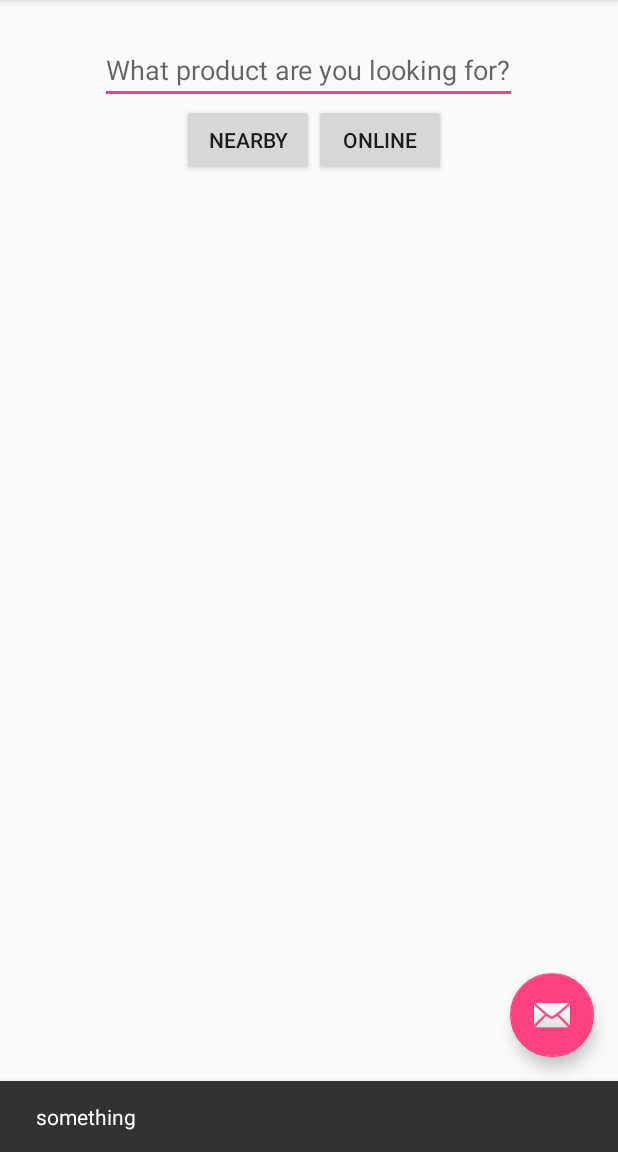
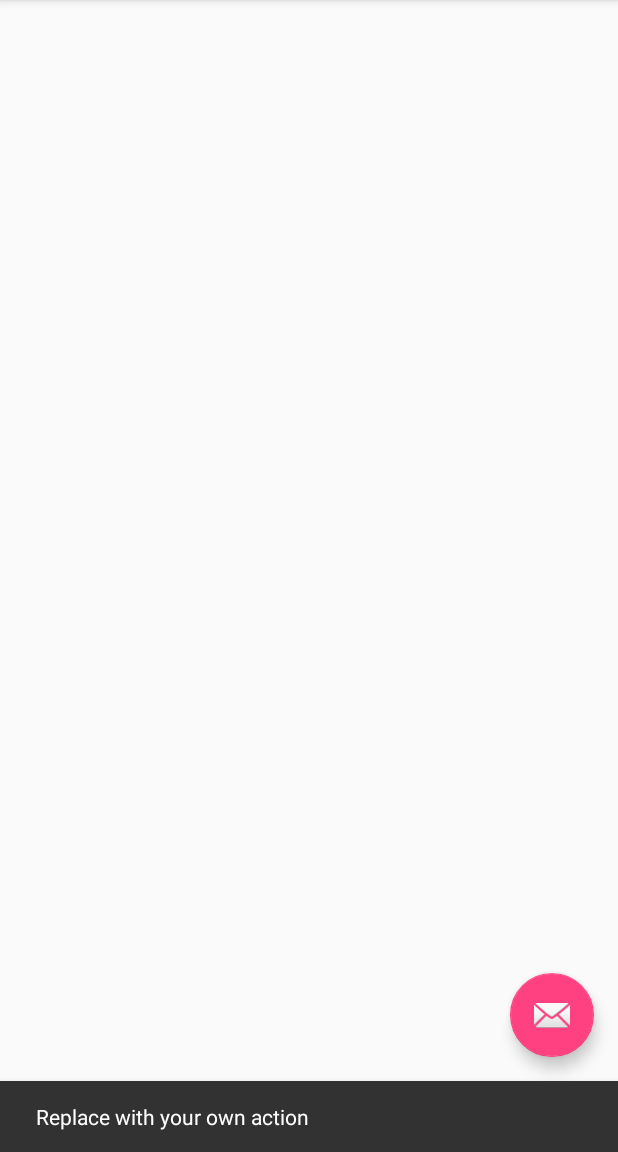
Before and after one commit to saaamxzy/Android_smartshop, an Android app: the screen it shows after launch (MainActivity), after a tap on an icon or button, on a phone screen of 412 x 824 dp, the part 84-1236 px from its top. Run offline under Robolectric (Android 15) with nearby library versions, the phone set to English and light mode, and no system bars.

Commit message:
Drawer working now

```diff
--- a/app/src/main/java/com/group3/smartshop/MainActivity.java
+++ b/app/src/main/java/com/group3/smartshop/MainActivity.java
@@ -1,36 +1,35 @@
 package com.group3.smartshop;
 
+import android.app.Fragment;
+import android.app.FragmentManager;
 import android.content.Intent;
-import android.content.pm.PackageManager;
+import android.net.Uri;
+import android.os.Bundle;
 import android.support.design.widget.FloatingActionButton;
 import android.support.design.widget.NavigationView;
 import android.support.design.widget.Snackbar;
-import android.support.v4.app.ActivityCompat;
-import android.support.v4.content.ContextCompat;
 import android.support.v4.view.GravityCompat;
 import android.support.v4.widget.DrawerLayout;
 import android.support.v7.app.ActionBarDrawerToggle;
 import android.support.v7.app.AppCompatActivity;
-import android.os.Bundle;
 import android.support.v7.widget.Toolbar;
-import android.view.View;
-import android.view.ViewGroup;
-import android.widget.EditText;
-import android.widget.TextView;
 import android.view.Menu;
 import android.view.MenuItem;
-
-import static com.group3.smartshop.ParseURL.testCall;
+import android.view.View;
 
 public class MainActivity extends AppCompatActivity
-    implements NavigationView.OnNavigationItemSelectedListener{
-    public final static String EXTRA_MESSAGE = "group3.CSE110smartshop.MESSAGE";
+        implements NavigationView.OnNavigationItemSelectedListener, SearchFragment.OnFragmentInteractionListener{
+
+
+    @Override
+    public void onFragmentInteraction(Uri uri){
+
+    }
 
     @Override
     protected void onCreate(Bundle savedInstanceState) {
         super.onCreate(savedInstanceState);
         setContentView(R.layout.activity_main);
-
         Toolbar toolbar = (Toolbar) findViewById(R.id.toolbar);
         setSupportActionBar(toolbar);
 
@@ -38,8 +37,7 @@ public class MainActivity extends AppCompatActivity
         fab.setOnClickListener(new View.OnClickListener() {
             @Override
             public void onClick(View view) {
-                new ParseURL().execute();
-                Snackbar.make(view, "something", Snackbar.LENGTH_LONG)
+                Snackbar.make(view, "Replace with your own action", Snackbar.LENGTH_LONG)
                         .setAction("Action", null).show();
             }
         });
@@ -47,22 +45,11 @@ public class MainActivity extends AppCompatActivity
         DrawerLayout drawer = (DrawerLayout) findViewById(R.id.drawer_layout);
         ActionBarDrawerToggle toggle = new ActionBarDrawerToggle(
                 this, drawer, toolbar, R.string.navigation_drawer_open, R.string.navigation_drawer_close);
-        drawer.setDrawerListener(toggle);
+        drawer.addDrawerListener(toggle);
         toggle.syncState();
 
         NavigationView navigationView = (NavigationView) findViewById(R.id.nav_view);
         navigationView.setNavigationItemSelectedListener(this);
-
-
-    }
-
-    /** Called when the user clicks the Send button */
-    public void searchOnline(View view) {
-        Intent intent = new Intent(this, OnlineSearchActivity.class);
-        EditText editText = (EditText) findViewById(R.id.edit_message);
-        String message = editText.getText().toString();
-        intent.putExtra(EXTRA_MESSAGE, message);
-        startActivity(intent);
     }
 
     public void searchNearby(View view) {
@@ -71,6 +58,7 @@ public class MainActivity extends AppCompatActivity
         startActivity(intent);
 
     }
+
 
     @Override
     public void onBackPressed() {
@@ -111,24 +99,23 @@ public class MainActivity extends AppCompatActivity
         int id = item.getItemId();
 
         if (id == R.id.login) {
+            //TODO
+        } else if (id == R.id.home) {
+            Fragment fragment = new SearchFragment();
+            FragmentManager fragmentManager = getFragmentManager();
+            fragmentManager.beginTransaction().replace(R.id.content_frame, fragment).commit();
+        } else if (id == R.id.nav_slideshow) {
 
-        } else if (id == R.id.logoff) {
+        } else if (id == R.id.nav_manage) {
 
-        } else if (id == R.id.myshops) {
+        } else if (id == R.id.nav_share) {
 
-        } else if (id == R.id.settings) {
+        } else if (id == R.id.nav_send) {
 
         }
-
 
         DrawerLayout drawer = (DrawerLayout) findViewById(R.id.drawer_layout);
         drawer.closeDrawer(GravityCompat.START);
         return true;
     }
-
-
-
-
-
-
 }
--- a/app/src/main/java/com/group3/smartshop/MapsActivity.java
+++ b/app/src/main/java/com/group3/smartshop/MapsActivity.java
@@ -1,17 +1,15 @@
 package com.group3.smartshop;
 
-import android.*;
 import android.Manifest;
 import android.content.pm.PackageManager;
+import android.os.Bundle;
 import android.support.v4.app.ActivityCompat;
 import android.support.v4.app.FragmentActivity;
-import android.os.Bundle;
 import android.support.v4.content.ContextCompat;
 
 import com.google.android.gms.common.ConnectionResult;
 import com.google.android.gms.common.api.GoogleApiClient;
 import com.google.android.gms.location.LocationServices;
-import com.google.android.gms.maps.CameraUpdate;
 import com.google.android.gms.maps.CameraUpdateFactory;
 import com.google.android.gms.maps.GoogleMap;
 import com.google.android.gms.maps.OnMapReadyCallback;
--- a/app/src/main/java/com/group3/smartshop/ParseURL.java
+++ /dev/null
@@ -1,71 +0,0 @@
-package com.group3.smartshop;
-
-/**
- * Created by Zhengyuan Xu on 2016/10/30.
- */
-import android.os.AsyncTask;
-
-import java.net.*;
-import java.io.*;
-
-import static com.group3.smartshop.R.string.yelp_token;
-
-
-public class ParseURL extends AsyncTask<URL, Void, String> {
-
-    @Override
-    protected String doInBackground(URL... params){
-        testCall();
-        return "";
-    }
-
-
-    public static void testCall() {
-
-
-
-        String testURL =
-                "https://api.yelp.com/v3/autocomplete?text=del&latitude=37.786882&longitude=-122.399972";
-        try {
-
-            URL url = new URL(testURL);
-            String bearerAuth = "Bearer " + yelp_token;
-            HttpURLConnection urlConnection = (HttpURLConnection)url.openConnection();
-
-            urlConnection.setRequestProperty("Authorization", bearerAuth);
-            urlConnection.setRequestMethod("GET");
-            urlConnection.setRequestProperty("Content-Type", "application/x-www-form-urlencoded");
-
-
-
-            /*
-            String protocol = url.getProtocol();
-            String host = url.getHost();
-            int port = url.getPort();
-            String path = url.getPath();
-
-            System.out.println("URL created: " + url);
-            System.out.println("protocol: " + protocol);
-            System.out.println("host: " + host);
-            System.out.println("port: " + port);
-            System.out.println("path: " + path);
-            */
-
-            BufferedReader in = new BufferedReader(
-                    new InputStreamReader(url.openStream())
-            );
-
-            String inputLine;
-            while ((inputLine = in.readLine()) != null)
-                System.out.println(inputLine);
-            in.close();
-
-        } catch (MalformedURLException e){
-            System.out.println("Malformed URL: " + e.getMessage());
-        } catch (IOException e){
-            System.out.println("IO exception: " + e.getMessage());
-        }
-    }
-
-
-}
--- a/app/src/main/res/layout/activity_main.xml
+++ b/app/src/main/res/layout/activity_main.xml
@@ -1,5 +1,4 @@
 <?xml version="1.0" encoding="utf-8"?>
-
 <android.support.v4.widget.DrawerLayout xmlns:android="http://schemas.android.com/apk/res/android"
     xmlns:app="http://schemas.android.com/apk/res-auto"
     xmlns:tools="http://schemas.android.com/tools"
@@ -23,46 +22,4 @@
         app:headerLayout="@layout/nav_header_main"
         app:menu="@menu/activity_main_drawer" />
 
-
-
-    <RelativeLayout
-        xmlns:android="http://schemas.android.com/apk/res/android"
-        xmlns:tools="http://schemas.android.com/tools"
-        android:layout_width="match_parent"
-        android:layout_height="match_parent"
-        android:orientation="horizontal">
-
-        <EditText android:id="@+id/edit_message"
-            android:layout_width="wrap_content"
-            android:layout_height="wrap_content"
-            android:hint="@string/edit_message"
-            android:layout_marginTop="80dp"
-            android:layout_alignParentTop="true"
-            android:layout_centerHorizontal="true" />
-
-        <Button
-            android:layout_width="wrap_content"
-            android:layout_height="wrap_content"
-            android:text="@string/button_nearby"
-            android:onClick="searchOnline"
-            android:id="@+id/button_nearby"
-            android:layout_alignBaseline="@+id/button_online"
-            android:layout_alignBottom="@+id/button_online"
-            android:layout_toLeftOf="@+id/button_online"
-            android:layout_toStartOf="@+id/button_online" />
-
-        <Button
-        android:layout_width="wrap_content"
-        android:layout_height="wrap_content"
-        android:text="@string/button_online"
-        android:onClick="searchNearby"
-            android:layout_marginRight="47dp"
-        android:layout_marginEnd="47dp"
-        android:id="@+id/button_online"
-            android:layout_below="@+id/edit_message"
-            android:layout_alignRight="@+id/edit_message"
-            android:layout_alignEnd="@+id/edit_message" />
-
-    </RelativeLayout>
-
 </android.support.v4.widget.DrawerLayout>
--- a/app/src/main/res/layout/activity_maps.xml
+++ b/app/src/main/res/layout/activity_maps.xml
@@ -15,9 +15,5 @@
         map:uiCompass="true"
         android:layout_width="match_parent" />
 
-    <include
-        layout="@layout/app_bar_main"
-        android:layout_width="match_parent"
-        android:layout_height="match_parent" />
 
 </LinearLayout>
--- a/app/src/main/res/layout/content_main.xml
+++ b/app/src/main/res/layout/content_main.xml
@@ -13,4 +13,11 @@
     tools:context="com.group3.smartshop.MainActivity"
     tools:showIn="@layout/app_bar_main">
 
+
+    <FrameLayout
+        android:id="@+id/content_frame"
+        android:layout_width="match_parent"
+        android:layout_height="match_parent" />
+
+
 </RelativeLayout>
--- a/app/src/main/res/layout/nav_header_main.xml
+++ b/app/src/main/res/layout/nav_header_main.xml
@@ -23,13 +23,13 @@
         android:layout_width="match_parent"
         android:layout_height="wrap_content"
         android:paddingTop="@dimen/nav_header_vertical_spacing"
-        android:text="User's name"
+        android:text="Android Studio"
         android:textAppearance="@style/TextAppearance.AppCompat.Body1" />
 
     <TextView
         android:id="@+id/textView"
         android:layout_width="wrap_content"
         android:layout_height="wrap_content"
-        android:text="user_email@somedomain.com" />
+        android:text="android.studio@android.com" />
 
 </LinearLayout>
--- a/app/src/main/res/menu/activity_main_drawer.xml
+++ b/app/src/main/res/menu/activity_main_drawer.xml
@@ -5,22 +5,21 @@
         <item
             android:id="@+id/login"
             android:icon="@drawable/ic_menu_camera"
-            android:title="Login" />
+            android:title="Log In" />
         <item
-            android:id="@+id/logoff"
+            android:id="@+id/home"
             android:icon="@drawable/ic_menu_gallery"
-            android:title="Logoff" />
+            android:title="Home" />
         <item
-            android:id="@+id/myshops"
+            android:id="@+id/nav_slideshow"
             android:icon="@drawable/ic_menu_slideshow"
-            android:title="MyShops" />
+            android:title="Slideshow" />
         <item
-            android:id="@+id/settings"
+            android:id="@+id/nav_manage"
             android:icon="@drawable/ic_menu_manage"
-            android:title="Settings" />
+            android:title="Tools" />
     </group>
 
-    <!--
     <item android:title="Communicate">
         <menu>
             <item
@@ -30,10 +29,8 @@
             <item
                 android:id="@+id/nav_send"
                 android:icon="@drawable/ic_menu_send"
-                android:title="Send"
-                />
+                android:title="Send" />
         </menu>
     </item>
-    -->
 
 </menu>
--- a/app/src/main/res/values/strings.xml
+++ b/app/src/main/res/values/strings.xml
@@ -9,6 +9,8 @@
     <string name="navigation_drawer_close">Close navigation drawer</string>
 
     <string name="action_settings">Settings</string>
+
+    <string name="hello_blank_fragment">Hiiiiiiii</string>
 
 
 
```
Also changed, not shown: app/build.gradle (+7 -6 lines), app/src/main/AndroidManifest.xml (+4 -6 lines), app/src/main/java/com/group3/smartshop/OnlineSearchActivity.java (deleted, +0 -25 lines), app/src/main/java/com/group3/smartshop/tester.java (deleted, +0 -8 lines), app/src/main/res/layout/activity_online_search.xml (deleted, +0 -13 lines).
